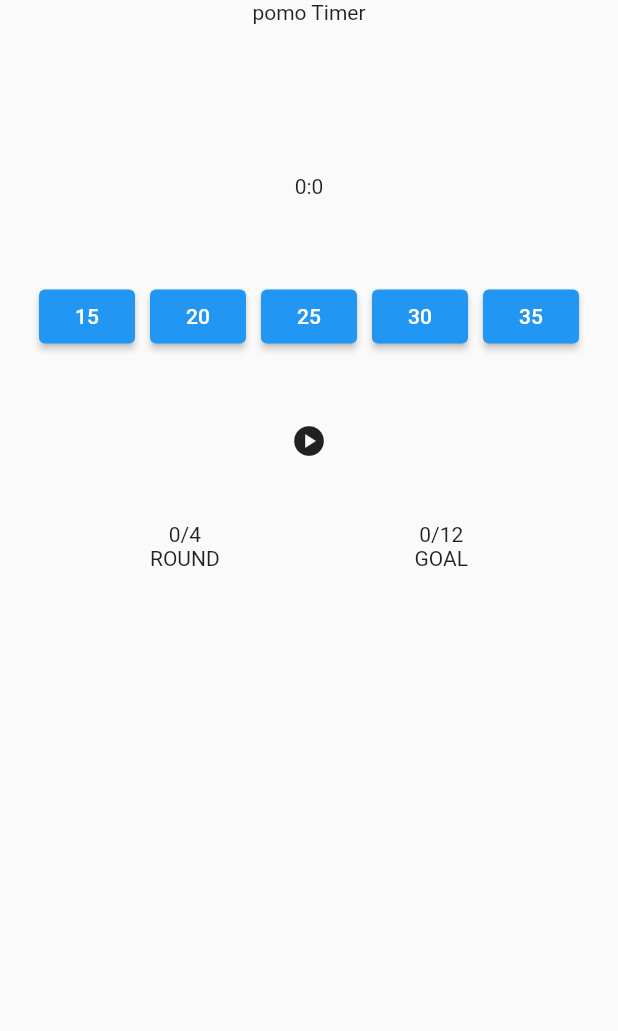
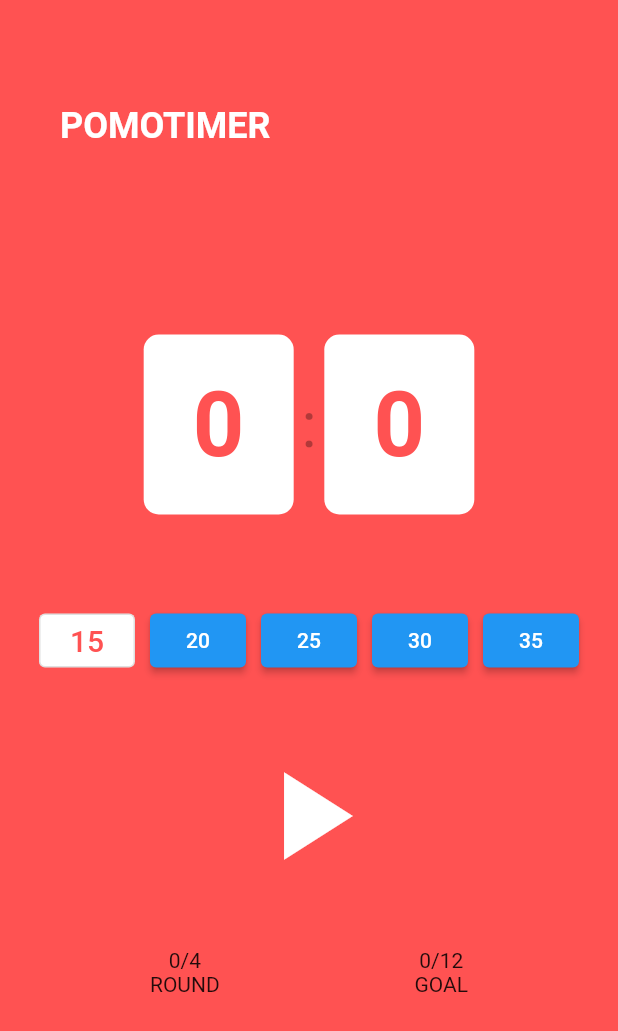
Before and after one commit to kingwang09/jesus_flutter, a Flutter app: the PomoTimerHome screen opened directly, on a phone screen of 412 x 824 dp. Shown: the top 1031 px of the screen. Run offline on Flutter 3.47's test engine with Material 2 defaults, Android fonts, the light colour scheme and no system bars; our stand-ins replace webview_flutter.

Commit message:
running에 따른 아이콘 변경 추가

```diff
--- a/lib/assignment/timer.dart
+++ b/lib/assignment/timer.dart
@@ -89,6 +89,7 @@ class _pomoTimerState extends State<PomoTimerHome> {
   }
 
   void toggle() {
+    print("toggle: _isRunning=$_isRunning");
     if (!_isRunning) {
       //중복 타이머 호출 안되도록 방어 처리
       runTimer();
@@ -102,17 +103,71 @@ class _pomoTimerState extends State<PomoTimerHome> {
   @override
   Widget build(BuildContext context) {
     return Scaffold(
-      body: Column(children: [
-        const Text("pomo Timer"),
+      backgroundColor: Colors.redAccent,
+      body: Column(
+          mainAxisAlignment: MainAxisAlignment.start,
+          crossAxisAlignment: CrossAxisAlignment.start,
+          children: [
             const SizedBox(
-          height: 100,
+              height: 30,
+            ),
+            const Padding(
+              padding: EdgeInsets.all(40.0),
+              child: Text(
+                "POMOTIMER",
+                style: TextStyle(
+                    color: Colors.white,
+                    fontSize: 24,
+                    fontWeight: FontWeight.bold),
+              ),
+            ),
+            const SizedBox(
+              height: 80,
             ),
             Row(
               mainAxisAlignment: MainAxisAlignment.center,
               children: [
-            Text("$_remainMinitues"),
-            const Text(":"),
-            Text("$_remainSeconds"),
+                Container(
+                  width: 100,
+                  height: 120,
+                  margin: const EdgeInsets.all(5),
+                  decoration: BoxDecoration(
+                      borderRadius: BorderRadius.circular(10),
+                      color: Colors.white),
+                  child: Center(
+                    child: Text(
+                      "$_remainMinitues",
+                      style: const TextStyle(
+                          fontSize: 60,
+                          color: Colors.redAccent,
+                          fontWeight: FontWeight.bold),
+                    ),
+                  ),
+                ),
+                Text(
+                  ":",
+                  style: TextStyle(
+                    fontSize: 43,
+                    color: Colors.black.withOpacity(0.3),
+                  ),
+                ),
+                Container(
+                  width: 100,
+                  height: 120,
+                  margin: const EdgeInsets.all(5),
+                  decoration: BoxDecoration(
+                      borderRadius: BorderRadius.circular(10),
+                      color: Colors.white),
+                  child: Center(
+                    child: Text(
+                      "$_remainSeconds",
+                      style: const TextStyle(
+                          fontSize: 60,
+                          color: Colors.redAccent,
+                          fontWeight: FontWeight.bold),
+                    ),
+                  ),
+                ),
               ],
             ),
             const SizedBox(
@@ -123,11 +178,20 @@ class _pomoTimerState extends State<PomoTimerHome> {
               children: [
                 Padding(
                   padding: const EdgeInsets.all(5.0),
-              child: ElevatedButton(
+                  child: OutlinedButton(
+                      style: const ButtonStyle(
+                        backgroundColor: MaterialStatePropertyAll(Colors.white),
+                      ),
                       onPressed: () {
                         changeTimer(miniute: 1);
                       },
-                  child: const Text("15")),
+                      child: const Text(
+                        "15",
+                        style: TextStyle(
+                          color: Colors.redAccent,
+                          fontSize: 20,
+                        ),
+                      )),
                 ),
                 Padding(
                   padding: const EdgeInsets.all(5.0),
@@ -166,7 +230,16 @@ class _pomoTimerState extends State<PomoTimerHome> {
             const SizedBox(
               height: 30,
             ),
-        IconButton(onPressed: toggle, icon: const Icon(Icons.play_circle)),
+            Center(
+              child: IconButton(
+                color: Colors.white,
+                onPressed: toggle,
+                icon: _isRunning
+                    ? const Icon(Icons.pause)
+                    : const Icon(Icons.play_arrow),
+                iconSize: 100,
+              ),
+            ),
             const SizedBox(
               height: 30,
             ),
@@ -176,13 +249,13 @@ class _pomoTimerState extends State<PomoTimerHome> {
                 Padding(
                   padding: const EdgeInsets.only(left: 100),
                   child: Column(
-                children: const [Text("0/4"), Text("ROUND")],
+                    children: [Text("$_completeRound/4"), const Text("ROUND")],
                   ),
                 ),
                 Padding(
                   padding: const EdgeInsets.only(right: 100),
                   child: Column(
-                children: const [Text("0/12"), Text("GOAL")],
+                    children: [Text("$_completeGoal/12"), const Text("GOAL")],
                   ),
                 ),
               ],
```
Lines whose indentation alone changed are shown as unchanged.
